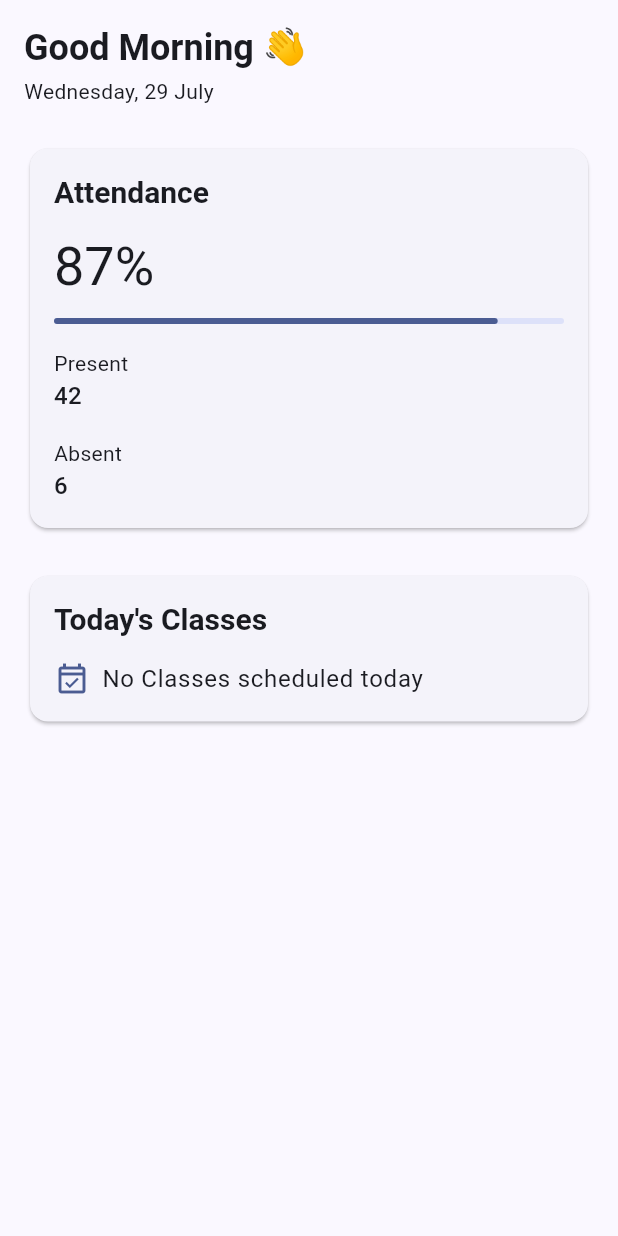
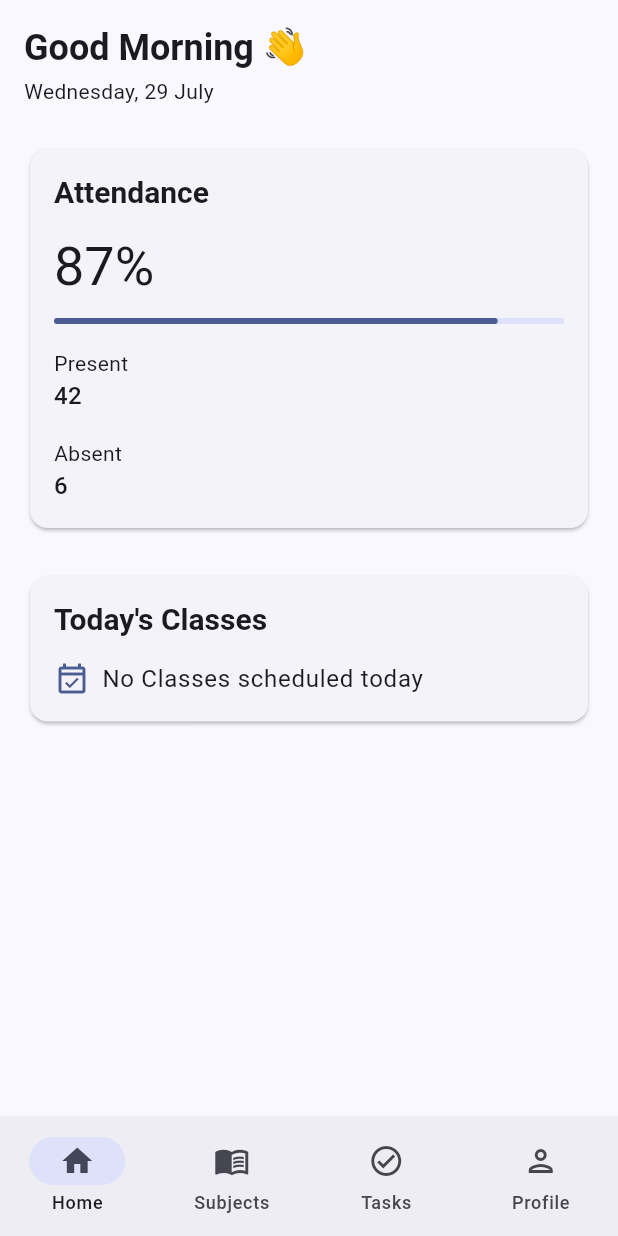
Before and after one commit to Prajwal-747/Atlas, a Flutter app: the screen it shows after launch, on a phone screen of 412 x 824 dp. Run offline on Flutter 3.47's test engine with Material 3 defaults, Android fonts, the phone set to English and light mode, and no system bars; our stand-ins replace go_router.

Commit message:
Implement app navigation shell

```diff
--- a/frontend/lib/app/router.dart
+++ b/frontend/lib/app/router.dart
@@ -1,9 +1,6 @@
-import 'package:flutter/material.dart';
+import 'package:frontend/features/navigation/presentation/pages/navigation_page.dart';
 import 'package:go_router/go_router.dart';
-import 'package:frontend/features/dashboard/presentation/pages/dashboard_page.dart';
 
 final GoRouter appRouter = GoRouter(
-  routes: [
-    GoRoute(path: '/', builder: (context, state) => const DashboardPage()),
-  ],
+  routes: [GoRoute(path: '/', builder: (_, _) => const NavigationPage())],
 );
--- /dev/null
+++ b/frontend/lib/features/navigation/presentation/pages/navigation_page.dart
@@ -0,0 +1,59 @@
+import 'package:flutter/material.dart';
+import 'package:frontend/features/dashboard/presentation/pages/dashboard_page.dart';
+import 'package:frontend/features/profile/presentation/pages/profile_page.dart';
+import 'package:frontend/features/subjects/presentation/pages/subjects_page.dart';
+import 'package:frontend/features/tasks/presentation/pages/tasks_page.dart';
+
+class NavigationPage extends StatefulWidget {
+  const NavigationPage({super.key});
+  @override
+  State<NavigationPage> createState() => _NavigationPageState();
+}
+
+class _NavigationPageState extends State<NavigationPage> {
+  int _selectedIndex = 0;
+
+  final List<Widget> _pages = [
+    const DashboardPage(),
+    const SubjectsPage(),
+    const TasksPage(),
+    const ProfilePage(),
+  ];
+
+  @override
+  Widget build(BuildContext context) {
+    return Scaffold(
+      body: _pages[_selectedIndex],
+      bottomNavigationBar: NavigationBar(
+        selectedIndex: _selectedIndex,
+        onDestinationSelected: (index) {
+          setState(() {
+            _selectedIndex = index;
+          });
+        },
+        destinations: const [
+          NavigationDestination(
+            icon: Icon(Icons.home_outlined),
+            selectedIcon: Icon(Icons.home),
+            label: "Home",
+          ),
+          NavigationDestination(
+            icon: Icon(Icons.menu_book_outlined),
+            selectedIcon: Icon(Icons.menu_book),
+            label: "Subjects",
+          ),
+          NavigationDestination(
+            icon: Icon(Icons.check_circle_outlined),
+            selectedIcon: Icon(Icons.check_circle),
+            label: "Tasks",
+          ),
+          NavigationDestination(
+            icon: Icon(Icons.person_outlined),
+            selectedIcon: Icon(Icons.person),
+            label: "Profile",
+          ),
+        ],
+      ),
+    );
+  }
+}
```
Also changed, not shown: frontend/lib/features/profile/presentation/pages/profile_page.dart (added, +11 -0 lines), frontend/lib/features/subjects/presentation/pages/subjects_page.dart (added, +11 -0 lines), frontend/lib/features/tasks/presentation/pages/tasks_page.dart (added, +11 -0 lines), frontend/lib/features/navigation/presentation/widgets/atlas_navigation_bar.dart (added).
